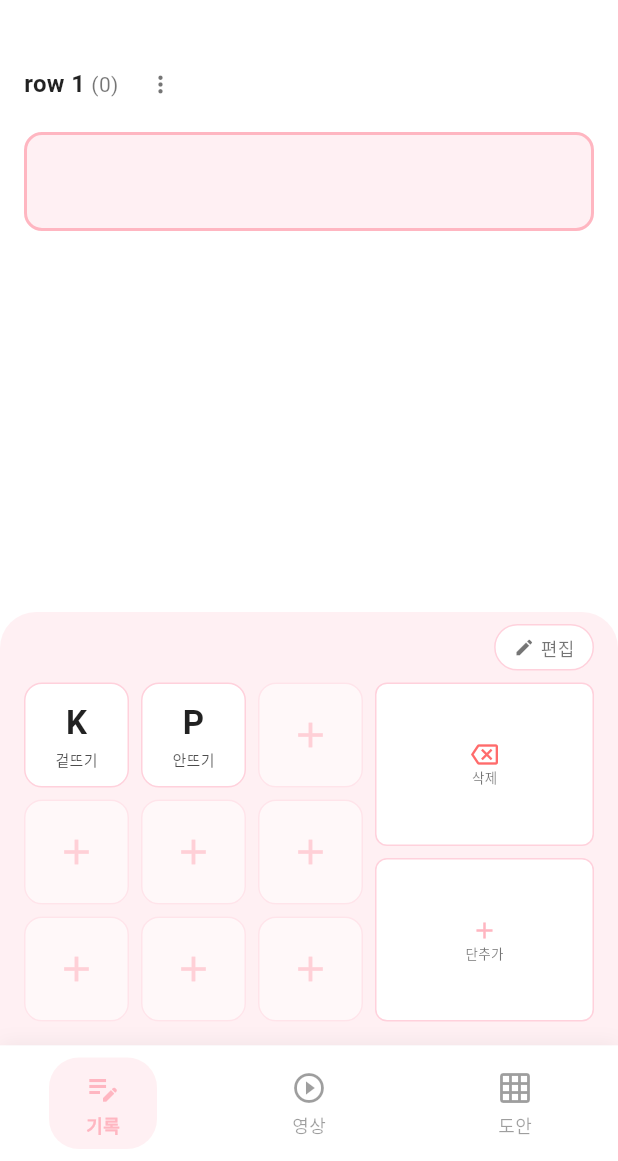
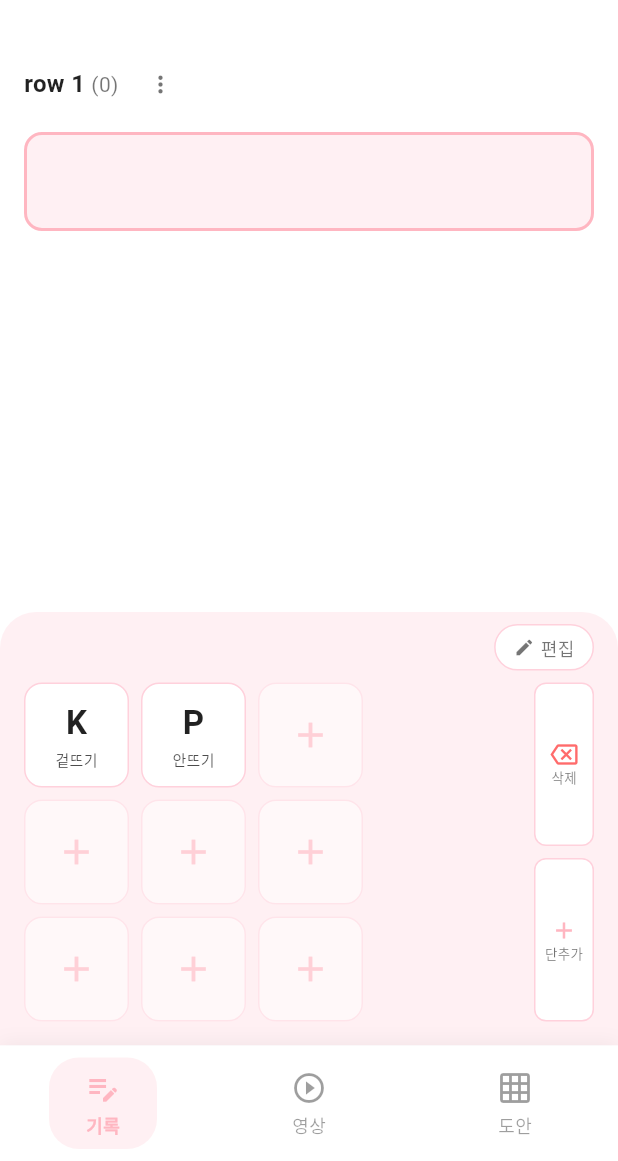
Before and after one commit to pgg94a-afk/SpringyKnitting, a Flutter app: the KnittingReportScreen screen opened directly, on a phone screen of 412 x 824 dp, the part 75-1236 px from its top. Run offline on Flutter 3.47's test engine with Material 3 defaults, Android fonts, the phone set to English and light mode, and no system bars; our stand-ins replace youtube_player_iframe; Roboto replaces fonts that are missing (Pretendard).

Commit message:
fix: set right section to fixed 40px width, left section expanded

```diff
--- a/lib/widgets/stitch_pad.dart
+++ b/lib/widgets/stitch_pad.dart
@@ -170,17 +170,17 @@ class _StitchPadState extends State<StitchPad> {
         return Row(
           crossAxisAlignment: CrossAxisAlignment.start,
           children: [
-            SizedBox(
-              width: actualLeftWidth,
-              height: totalHeight,
-              child: _buildButtonGrid(buttonSize),
-            ),
-            const SizedBox(width: StitchPad.buttonSpacing),
             Expanded(
               child: SizedBox(
                 height: totalHeight,
-                child: _buildSideButtons(),
+                child: _buildButtonGrid(buttonSize),
               ),
+            ),
+            const SizedBox(width: StitchPad.buttonSpacing),
+            SizedBox(
+              width: rightSectionWidth,
+              height: totalHeight,
+              child: _buildSideButtons(),
             ),
           ],
         );
```
